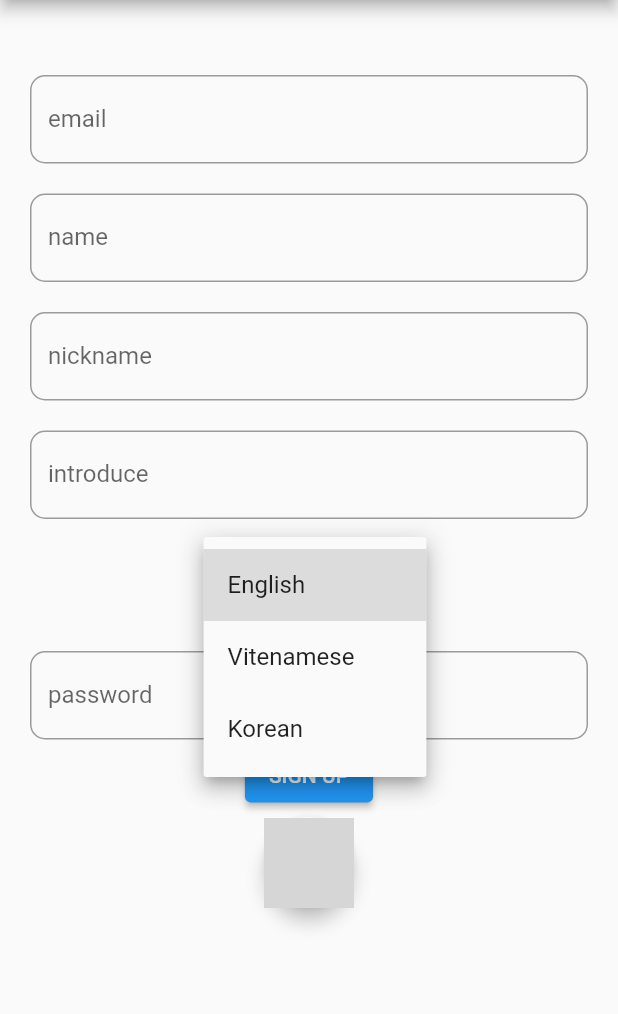
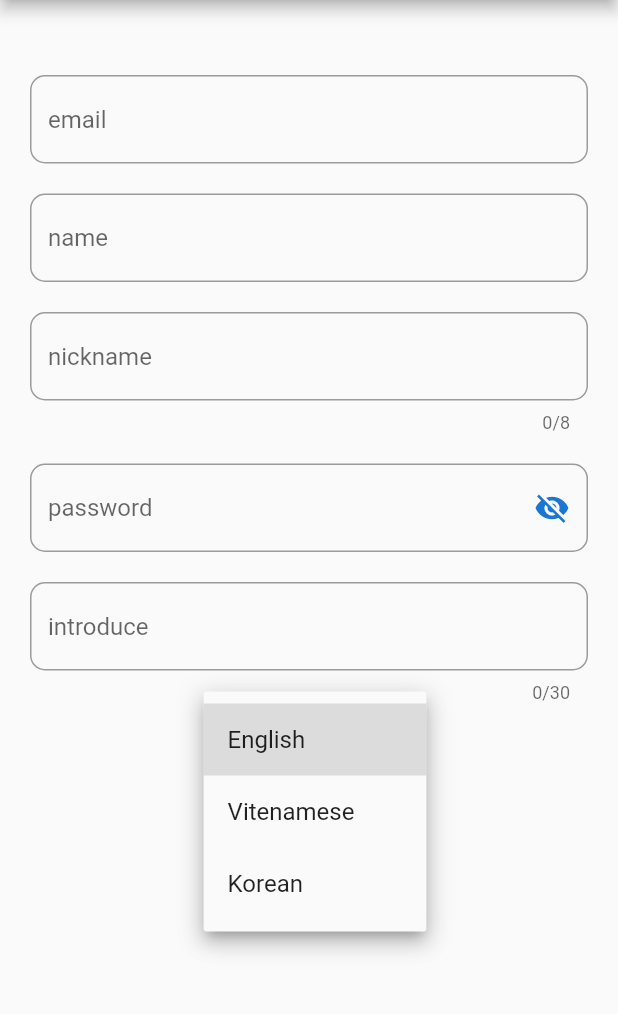
Before and after one commit to codingbongbongz/Frontend, a Flutter app: the SignUpScreen screen opened directly, after a tap on "English", on a phone screen of 412 x 824 dp, the part 75-1089 px from its top. Run offline on Flutter 3.47's test engine with Material 2 defaults, Android fonts, the phone set to English and light mode, and no system bars; our stand-ins replace audioplayers, dio, flutter_secure_storage, google_sign_in, image_picker, multi_select_flutter and 5 more; missing offline and left inert: record, youtube; accounts and stored records are empty; network calls fail; grey boxes are pictures that could not be loaded.

Commit message:
[refactor] 회원가입 다자인 수정

```diff
--- a/lib/main.dart
+++ b/lib/main.dart
@@ -27,8 +27,8 @@ void main() async {
   dynamic userInfo = await storage.read(key: 'login');
   // print(userInfo['accessToken']);
   if (userInfo == null) {
-    runApp(MaterialApp(home: LoginScreen()));
-    // runApp(MaterialApp(home: SignUpScreen()));
+    // runApp(MaterialApp(home: LoginScreen()));
+    runApp(MaterialApp(home: SignUpScreen()));
   } else {
     // final accessToken = jsonDecode(userInfo)['accessToken'];
     // print(accessToken);
--- a/lib/screen/edit_userinfo_screen.dart
+++ b/lib/screen/edit_userinfo_screen.dart
@@ -3,6 +3,7 @@ import 'dart:io';
 import 'package:dio/dio.dart';
 import 'package:flutter/material.dart';
 import 'package:image_picker/image_picker.dart';
+import 'package:k_learning/const/color.dart';
 
 import '../const/key.dart';
 
@@ -102,7 +103,7 @@ class _EditUserInfoScreenState extends State<EditUserInfoScreen> {
                   // prefixIcon: Icon(Icons.link),,
                   border: OutlineInputBorder(
                     borderRadius: BorderRadius.all(Radius.circular(10)),
-                    borderSide: BorderSide(color: Colors.blue),
+                    borderSide: BorderSide(color: blueColor),
                   ),
                   labelText: 'introduce',
                   // contentPadding: EdgeInsets.symmetric(vertical: 30.0),
--- a/lib/screen/sign_up_screen.dart
+++ b/lib/screen/sign_up_screen.dart
@@ -8,6 +8,7 @@ import 'package:flutter_secure_storage/flutter_secure_storage.dart';
 import 'package:google_sign_in/google_sign_in.dart';
 import 'package:k_learning/class/categorie.dart';
 import 'package:k_learning/class/login_platform.dart';
+import 'package:k_learning/const/color.dart';
 import 'package:k_learning/layout/my_app_bar.dart';
 import 'package:sign_in_with_apple/sign_in_with_apple.dart';
 
@@ -29,7 +30,7 @@ class _SignUpScreenState extends State<SignUpScreen> {
   var introduce = TextEditingController();
   var country = TextEditingController();
   var password = TextEditingController();
-
+  bool _passwordVisible = false;
   final _countryList = ["English", "Vitenamese", "Korean"];
   String _selectCountry = "English";
 
@@ -56,74 +57,74 @@ class _SignUpScreenState extends State<SignUpScreen> {
     }
   }
 
-  void signInWithApple() async {
-    try {
-      final AuthorizationCredentialAppleID credential =
-          await SignInWithApple.getAppleIDCredential(
-        scopes: [
-          AppleIDAuthorizationScopes.email,
-          AppleIDAuthorizationScopes.fullName,
-        ],
-        webAuthenticationOptions: WebAuthenticationOptions(
-          clientId: "Klearning.example.com",
-          redirectUri: Uri.parse(
-            "https://magnificent-east-turnip/glitch.me/callbacks/sign_in_with_apple",
-          ),
-        ),
-      );
+  // void signInWithApple() async {
+  //   try {
+  //     final AuthorizationCredentialAppleID credential =
+  //         await SignInWithApple.getAppleIDCredential(
+  //       scopes: [
+  //         AppleIDAuthorizationScopes.email,
+  //         AppleIDAuthorizationScopes.fullName,
+  //       ],
+  //       webAuthenticationOptions: WebAuthenticationOptions(
+  //         clientId: "Klearning.example.com",
+  //         redirectUri: Uri.parse(
+  //           "https://magnificent-east-turnip/glitch.me/callbacks/sign_in_with_apple",
+  //         ),
+  //       ),
+  //     );
 
-      print('credential.state = $credential');
-      print('credential.state = ${credential.email}');
-      print('credential.state = ${credential.userIdentifier}');
-      print('credential.state = ${credential.authorizationCode}');
+  //     print('credential.state = $credential');
+  //     print('credential.state = ${credential.email}');
+  //     print('credential.state = ${credential.userIdentifier}');
+  //     print('credential.state = ${credential.authorizationCode}');
 
-      List<String> jwt = credential.identityToken?.split('.') ?? [];
-      String payload = jwt[1];
-      payload = base64.normalize(payload);
+  //     List<String> jwt = credential.identityToken?.split('.') ?? [];
+  //     String payload = jwt[1];
+  //     payload = base64.normalize(payload);
 
-      final List<int> jsonData = base64.decode(payload);
-      final userInfo = jsonDecode(utf8.decode(jsonData));
-      print(userInfo);
-      String email = userInfo['email'];
+  //     final List<int> jsonData = base64.decode(payload);
+  //     final userInfo = jsonDecode(utf8.decode(jsonData));
+  //     print(userInfo);
+  //     String email = userInfo['email'];
 
-      setState(() {
-        _loginPlatform = LoginPlatform.apple;
-      });
-    } catch (error) {
-      print('error = $error');
-    }
-  }
+  //     setState(() {
+  //       _loginPlatform = LoginPlatform.apple;
+  //     });
+  //   } catch (error) {
+  //     print('error = $error');
+  //   }
+  // }
 
-  void signOut() async {
-    switch (_loginPlatform) {
-      case LoginPlatform.google:
-        break;
-      default:
-        break;
-    }
-    setState(() {
-      _loginPlatform = LoginPlatform.none;
-    });
-  }
+  // void signOut() async {
+  //   switch (_loginPlatform) {
+  //     case LoginPlatform.google:
+  //       break;
+  //     default:
+  //       break;
+  //   }
+  //   setState(() {
+  //     _loginPlatform = LoginPlatform.none;
+  //   });
+  // }
 
-  Widget _loginButton(String path, VoidCallback onTap) {
-    return Card(
-      elevation: 5.0,
-      shape: const CircleBorder(),
-      clipBehavior: Clip.antiAlias,
-      child: Ink.image(
-        image: AssetImage('assets/images/$path.png'),
-        width: 60,
-        height: 60,
-        child: InkWell(
-          borderRadius: const BorderRadius.all(
-            Radius.circular(35.0),
-          ),
-          onTap: onTap,
-        ),
-      ),
-    );
-  }
+  // Widget _loginButton(String path, VoidCallback onTap) {
+  //   return Card(
+  //     elevation: 5.0,
+  //     shape: const CircleBorder(),
+  //     clipBehavior: Clip.antiAlias,
+  //     child: Ink.image(
+  //       image: AssetImage('assets/images/$path.png'),
+  //       width: 60,
+  //       height: 60,
+  //       child: InkWell(
+  //         borderRadius: const BorderRadius.all(
+  //           Radius.circular(35.0),
+  //         ),
+  //         onTap: onTap,
+  //       ),
+  //     ),
+  //   );
+  // }
 
   @override
   void initState() {
@@ -162,15 +163,21 @@ class _SignUpScreenState extends State<SignUpScreen> {
           ),
           Padding(
             padding: EdgeInsets.symmetric(horizontal: 20.0),
-            child: Input('introduce', introduce),
+            child: Input('password', password),
           ),
           const SizedBox(
             height: 20,
           ),
+          Padding(
+            padding: EdgeInsets.symmetric(horizontal: 20.0),
+            child: Input('introduce', introduce),
+          ),
+
           // Padding(
           //   padding: EdgeInsets.symmetric(horizontal: 20.0),
           //   child: Input('country', country),
           // ),
+
           Padding(
             padding: EdgeInsets.symmetric(horizontal: 20.0),
             child: DropdownButton<String>(
@@ -189,10 +196,6 @@ class _SignUpScreenState extends State<SignUpScreen> {
           ),
           const SizedBox(
             height: 20,
-          ),
-          Padding(
-            padding: EdgeInsets.symmetric(horizontal: 20.0),
-            child: Input('password', password),
           ),
           // const SizedBox(
           //   height: 50,
@@ -239,8 +242,8 @@ class _SignUpScreenState extends State<SignUpScreen> {
                 }
               },
               child: Text('SIGN UP')),
-          if (Platform.isIOS) _loginButton('apple_logo', signInWithApple),
-          if (Platform.isAndroid) _loginButton('google_logo', signInWithGoogle),
+          // if (Platform.isIOS) _loginButton('apple_logo', signInWithApple),
+          // if (Platform.isAndroid) _loginButton('google_logo', signInWithGoogle),
         ],
       ),
     );
@@ -248,14 +251,40 @@ class _SignUpScreenState extends State<SignUpScreen> {
 
   TextField Input(text, TextEditingController controller) {
     return TextField(
+      obscureText: text == 'password' && _passwordVisible,
       controller: controller,
+      maxLength: text == 'nickname' ? 8 : (text == 'introduce' ? 30 : null),
+      maxLines: text == 'introduce' ? null : 1,
       decoration: InputDecoration(
-        // prefixIcon: Icon(Icons.link),,
+        // prefixIcon: Icon(Icons.link),
+        // contentPadding:
+        //     text == 'introduce' ? EdgeInsets.symmetric(vertical: 40.0) : null,
+
         border: OutlineInputBorder(
           borderRadius: BorderRadius.all(Radius.circular(10)),
-          borderSide: BorderSide(color: Colors.blue),
+          borderSide: BorderSide(color: blueColor),
         ),
-        labelText: text,
+        hintText: text,
+        hintStyle: TextStyle(
+          fontSize: 16.0,
+          textBaseline:
+              TextBaseline.alphabetic, // 텍스트 베이스라인을 변경하여 텍스트를 좌측 상단에 배치
+        ),
+        suffixIcon: (text == 'password')
+            ? IconButton(
+                icon: Icon(
+                  // Based on passwordVisible state choose the icon
+                  _passwordVisible ? Icons.visibility : Icons.visibility_off,
+                  color: Theme.of(context).primaryColorDark,
+                ),
+                onPressed: () {
+                  // Update the state i.e. toogle the state of passwordVisible variable
+                  setState(() {
+                    _passwordVisible = !_passwordVisible;
+                  });
+                },
+              )
+            : null,
       ),
     );
   }
--- a/pubspec.yaml
+++ b/pubspec.yaml
@@ -81,7 +81,7 @@ flutter:
   # assets:
   assets:
     - assets/images/defaultProfile.png
-    - assets/images/defaultProfile.svg
+    # - assets/images/defaultProfile.svg
     - assets/images/
       # - assets/audios/
   #   - images/a_dot_burr.jpeg
```
